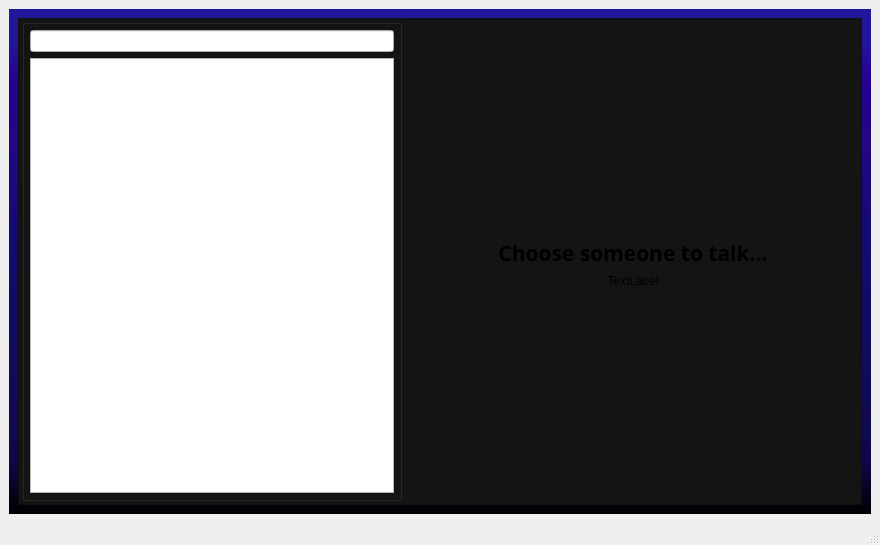
The window that source/SimpleChat/mainwindow.ui (ElizavetaPa17/simple-chat) describes before a commit, drawn with Qt 5.
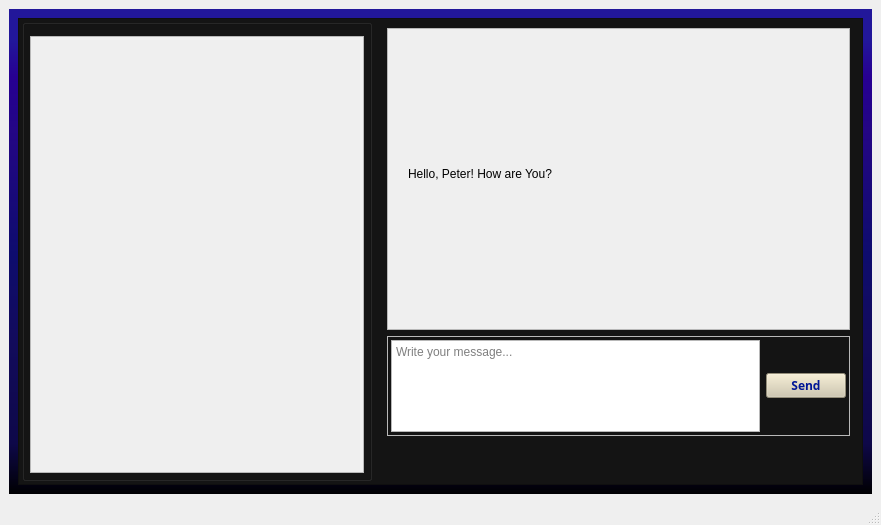
The same window after the commit. The open tabs and pages were chosen to show the change. Custom widgets are drawn as their Qt base class.

What changed in the file:
```diff
--- a/source/SimpleChat/mainwindow.ui
+++ b/source/SimpleChat/mainwindow.ui
@@ -6,8 +6,8 @@
    <rect>
     <x>0</x>
     <y>0</y>
-    <width>880</width>
-    <height>545</height>
+    <width>881</width>
+    <height>525</height>
    </rect>
   </property>
   <property name="minimumSize">
@@ -66,94 +66,17 @@
            <property name="bottomMargin">
             <number>3</number>
            </property>
-           <item row="5" column="2">
-            <widget class="QLabel" name="mainWindowLogoLabel">
-             <property name="sizePolicy">
-              <sizepolicy hsizetype="Fixed" vsizetype="Fixed">
-               <horstretch>0</horstretch>
-               <verstretch>0</verstretch>
-              </sizepolicy>
-             </property>
-             <property name="minimumSize">
-              <size>
-               <width>0</width>
-               <height>0</height>
-              </size>
-             </property>
-             <property name="maximumSize">
-              <size>
-               <width>100</width>
-               <height>90</height>
-              </size>
-             </property>
-             <property name="layoutDirection">
-              <enum>Qt::LeftToRight</enum>
-             </property>
-             <property name="styleSheet">
-              <string notr="true"/>
-             </property>
-             <property name="text">
-              <string>TextLabel</string>
-             </property>
-             <property name="scaledContents">
-              <bool>true</bool>
-             </property>
-             <property name="alignment">
-              <set>Qt::AlignCenter</set>
-             </property>
-            </widget>
-           </item>
-           <item row="2" column="1" rowspan="3" colspan="3">
-            <layout class="QVBoxLayout" name="verticalLayout_2">
-             <item>
-              <widget class="QLabel" name="label">
-               <property name="maximumSize">
-                <size>
-                 <width>16777215</width>
-                 <height>100</height>
-                </size>
-               </property>
-               <property name="font">
-                <font>
-                 <family>ori1Uni</family>
-                 <pointsize>16</pointsize>
-                 <bold>true</bold>
-                </font>
-               </property>
-               <property name="styleSheet">
-                <string notr="true"/>
-               </property>
-               <property name="text">
-                <string>Choose someone to talk...</string>
-               </property>
-               <property name="scaledContents">
-                <bool>true</bool>
-               </property>
-               <property name="alignment">
-                <set>Qt::AlignCenter</set>
-               </property>
-              </widget>
-             </item>
-            </layout>
-           </item>
-           <item row="6" column="2">
-            <spacer name="verticalSpacer">
-             <property name="orientation">
-              <enum>Qt::Vertical</enum>
-             </property>
-             <property name="sizeHint" stdset="0">
-              <size>
-               <width>20</width>
-               <height>40</height>
-              </size>
-             </property>
-            </spacer>
-           </item>
            <item row="0" column="0" rowspan="7">
-            <widget class="QGroupBox" name="groupBox">
+            <widget class="QGroupBox" name="usersGroupBox">
+             <property name="minimumSize">
+              <size>
+               <width>350</width>
+               <height>0</height>
+              </size>
+             </property>
              <property name="maximumSize">
               <size>
-               <width>380</width>
+               <width>16777215</width>
                <height>16777215</height>
               </size>
              </property>
@@ -176,27 +99,285 @@
               <property name="bottomMargin">
                <number>5</number>
               </property>
-              <item row="0" column="1">
-               <widget class="QLineEdit" name="lineEdit"/>
+              <item row="1" column="1" colspan="2">
+               <widget class="MessagesArea" name="messagesArea">
+                <property name="verticalScrollBarPolicy">
+                 <enum>Qt::ScrollBarAlwaysOff</enum>
+                </property>
+                <property name="horizontalScrollBarPolicy">
+                 <enum>Qt::ScrollBarAlwaysOff</enum>
+                </property>
+                <property name="widgetResizable">
+                 <bool>true</bool>
+                </property>
+                <widget class="QWidget" name="scrollAreaWidgetContents">
+                 <property name="geometry">
+                  <rect>
+                   <x>0</x>
+                   <y>0</y>
+                   <width>332</width>
+                   <height>397</height>
+                  </rect>
+                 </property>
+                 <layout class="QGridLayout" name="messagesLayout"/>
+                </widget>
+               </widget>
               </item>
-              <item row="1" column="1">
-               <widget class="QListView" name="listView"/>
+              <item row="0" column="1" colspan="2">
+               <widget class="SearchForm" name="searchWidget" native="true"/>
               </item>
              </layout>
             </widget>
            </item>
-           <item row="0" column="2">
-            <spacer name="verticalSpacer_2">
-             <property name="orientation">
-              <enum>Qt::Vertical</enum>
-             </property>
-             <property name="sizeHint" stdset="0">
-              <size>
-               <width>20</width>
-               <height>40</height>
-              </size>
-             </property>
-            </spacer>
+           <item row="0" column="3">
+            <widget class="QStackedWidget" name="chatStackedWidget">
+             <widget class="QWidget" name="pageChat">
+              <layout class="QGridLayout" name="gridLayout_7">
+               <item row="0" column="0">
+                <widget class="QScrollArea" name="scrollArea">
+                 <property name="widgetResizable">
+                  <bool>true</bool>
+                 </property>
+                 <widget class="QWidget" name="scrollAreaWidgetContents_2">
+                  <property name="geometry">
+                   <rect>
+                    <x>0</x>
+                    <y>0</y>
+                    <width>448</width>
+                    <height>294</height>
+                   </rect>
+                  </property>
+                  <layout class="QGridLayout" name="gridLayout_9">
+                   <item row="0" column="0">
+                    <layout class="QVBoxLayout" name="verticalLayout_2">
+                     <property name="leftMargin">
+                      <number>11</number>
+                     </property>
+                     <property name="topMargin">
+                      <number>11</number>
+                     </property>
+                     <property name="rightMargin">
+                      <number>11</number>
+                     </property>
+                     <property name="bottomMargin">
+                      <number>11</number>
+                     </property>
+                     <item>
+                      <layout class="QHBoxLayout" name="horizontalLayout_7"/>
+                     </item>
+                     <item>
+                      <layout class="QHBoxLayout" name="horizontalLayout_4">
+                       <property name="bottomMargin">
+                        <number>10</number>
+                       </property>
+                       <item>
+                        <widget class="QLabel" name="label_2">
+                         <property name="text">
+                          <string>Hello, Peter! How are You?</string>
+                         </property>
+                        </widget>
+                       </item>
+                      </layout>
+                     </item>
+                    </layout>
+                   </item>
+                  </layout>
+                 </widget>
+                </widget>
+               </item>
+               <item row="1" column="0">
+                <widget class="QFrame" name="frame">
+                 <property name="maximumSize">
+                  <size>
+                   <width>16777215</width>
+                   <height>100</height>
+                  </size>
+                 </property>
+                 <property name="frameShape">
+                  <enum>QFrame::StyledPanel</enum>
+                 </property>
+                 <property name="frameShadow">
+                  <enum>QFrame::Raised</enum>
+                 </property>
+                 <layout class="QGridLayout" name="gridLayout_8">
+                  <property name="leftMargin">
+                   <number>3</number>
+                  </property>
+                  <property name="topMargin">
+                   <number>3</number>
+                  </property>
+                  <property name="rightMargin">
+                   <number>3</number>
+                  </property>
+                  <property name="bottomMargin">
+                   <number>3</number>
+                  </property>
+                  <item row="0" column="1">
+                   <widget class="QPushButton" name="sendButton">
+                    <property name="minimumSize">
+                     <size>
+                      <width>0</width>
+                      <height>0</height>
+                     </size>
+                    </property>
+                    <property name="font">
+                     <font>
+                      <family>ori1Uni</family>
+                      <bold>true</bold>
+                     </font>
+                    </property>
+                    <property name="cursor">
+                     <cursorShape>PointingHandCursor</cursorShape>
+                    </property>
+                    <property name="styleSheet">
+                     <string notr="true">QPushButton#sendButton {	 
+	color: rgb(0, 22, 150);
+	background-color: rgb(206, 198, 170);
+}</string>
+                    </property>
+                    <property name="text">
+                     <string>Send</string>
+                    </property>
+                   </widget>
+                  </item>
+                  <item row="0" column="0">
+                   <widget class="QTextEdit" name="textEdit">
+                    <property name="maximumSize">
+                     <size>
+                      <width>16777215</width>
+                      <height>100</height>
+                     </size>
+                    </property>
+                    <property name="font">
+                     <font>
+                      <family>Ubuntu</family>
+                      <bold>false</bold>
+                     </font>
+                    </property>
+                    <property name="styleSheet">
+                     <string notr="true"/>
+                    </property>
+                    <property name="verticalScrollBarPolicy">
+                     <enum>Qt::ScrollBarAlwaysOff</enum>
+                    </property>
+                    <property name="horizontalScrollBarPolicy">
+                     <enum>Qt::ScrollBarAlwaysOff</enum>
+                    </property>
+                    <property name="placeholderText">
+                     <string>Write your message...</string>
+                    </property>
+                   </widget>
+                  </item>
+                 </layout>
+                </widget>
+               </item>
+              </layout>
+             </widget>
+             <widget class="QWidget" name="pageChooseChat">
+              <layout class="QGridLayout" name="gridLayout_6">
+               <item row="0" column="0">
+                <spacer name="verticalSpacer_2">
+                 <property name="orientation">
+                  <enum>Qt::Vertical</enum>
+                 </property>
+                 <property name="sizeHint" stdset="0">
+                  <size>
+                   <width>20</width>
+                   <height>40</height>
+                  </size>
+                 </property>
+                </spacer>
+               </item>
+               <item row="4" column="0">
+                <spacer name="verticalSpacer">
+                 <property name="orientation">
+                  <enum>Qt::Vertical</enum>
+                 </property>
+                 <property name="sizeHint" stdset="0">
+                  <size>
+                   <width>20</width>
+                   <height>40</height>
+                  </size>
+                 </property>
+                </spacer>
+               </item>
+               <item row="2" column="0">
+                <layout class="QHBoxLayout" name="horizontalLayout_3">
+                 <property name="topMargin">
+                  <number>0</number>
+                 </property>
+                 <item>
+                  <widget class="QLabel" name="mainWindowLogoLabel">
+                   <property name="sizePolicy">
+                    <sizepolicy hsizetype="Fixed" vsizetype="Fixed">
+                     <horstretch>0</horstretch>
+                     <verstretch>0</verstretch>
+                    </sizepolicy>
+                   </property>
+                   <property name="minimumSize">
+                    <size>
+                     <width>0</width>
+                     <height>0</height>
+                    </size>
+                   </property>
+                   <property name="maximumSize">
+                    <size>
+                     <width>100</width>
+                     <height>90</height>
+                    </size>
+                   </property>
+                   <property name="layoutDirection">
+                    <enum>Qt::LeftToRight</enum>
+                   </property>
+                   <property name="styleSheet">
+                    <string notr="true"/>
+                   </property>
+                   <property name="text">
+                    <string>TextLabel</string>
+                   </property>
+                   <property name="scaledContents">
+                    <bool>true</bool>
+                   </property>
+                   <property name="alignment">
+                    <set>Qt::AlignCenter</set>
+                   </property>
+                  </widget>
+                 </item>
+                </layout>
+               </item>
+               <item row="1" column="0">
+                <widget class="QLabel" name="label">
+                 <property name="maximumSize">
+                  <size>
+                   <width>16777215</width>
+                   <height>100</height>
+                  </size>
+                 </property>
+                 <property name="font">
+                  <font>
+                   <family>ori1Uni</family>
+                   <pointsize>16</pointsize>
+                   <bold>true</bold>
+                  </font>
+                 </property>
+                 <property name="styleSheet">
+                  <string notr="true"/>
+                 </property>
+                 <property name="text">
+                  <string>Choose someone to talk...</string>
+                 </property>
+                 <property name="scaledContents">
+                  <bool>true</bool>
+                 </property>
+                 <property name="alignment">
+                  <set>Qt::AlignCenter</set>
+                 </property>
+                </widget>
+               </item>
+              </layout>
+             </widget>
+             <widget class="QWidget" name="page_2"/>
+            </widget>
            </item>
           </layout>
          </widget>
@@ -324,6 +505,20 @@
    </property>
   </widget>
  </widget>
+ <customwidgets>
+  <customwidget>
+   <class>MessagesArea</class>
+   <extends>QScrollArea</extends>
+   <header>messagesarea.h</header>
+   <container>1</container>
+  </customwidget>
+  <customwidget>
+   <class>SearchForm</class>
+   <extends>QWidget</extends>
+   <header location="global">searchform.h</header>
+   <container>1</container>
+  </customwidget>
+ </customwidgets>
  <resources/>
  <connections/>
 </ui>
```
Left out of the diff: 8 changed lines with no effect on the pictures.
